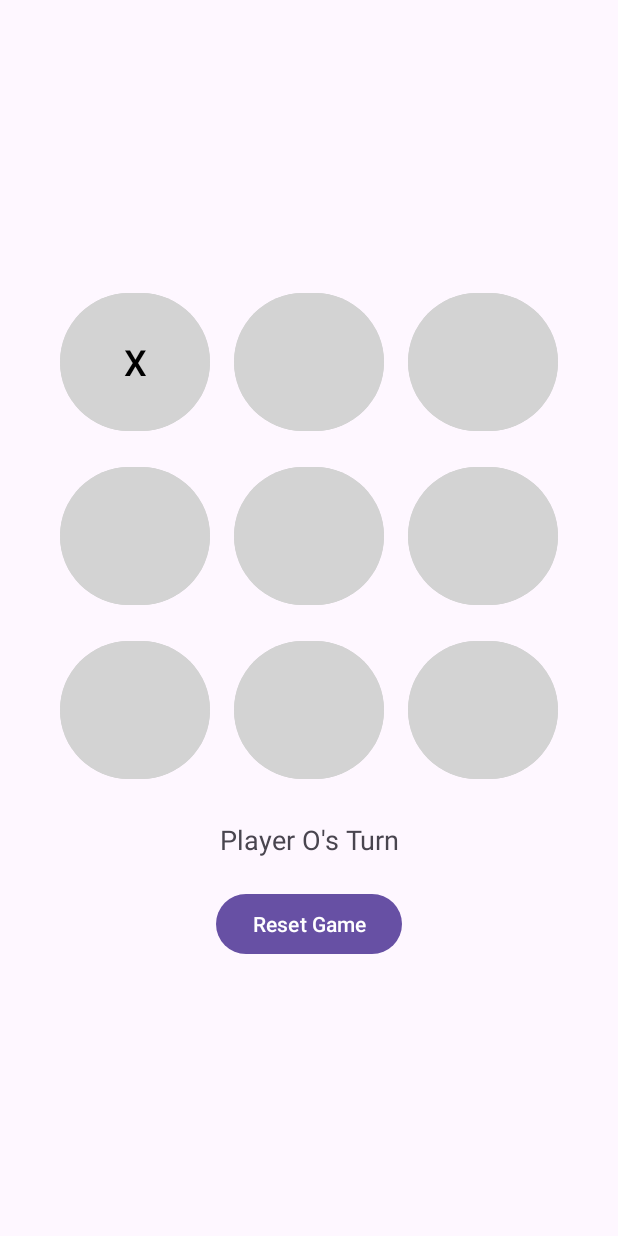
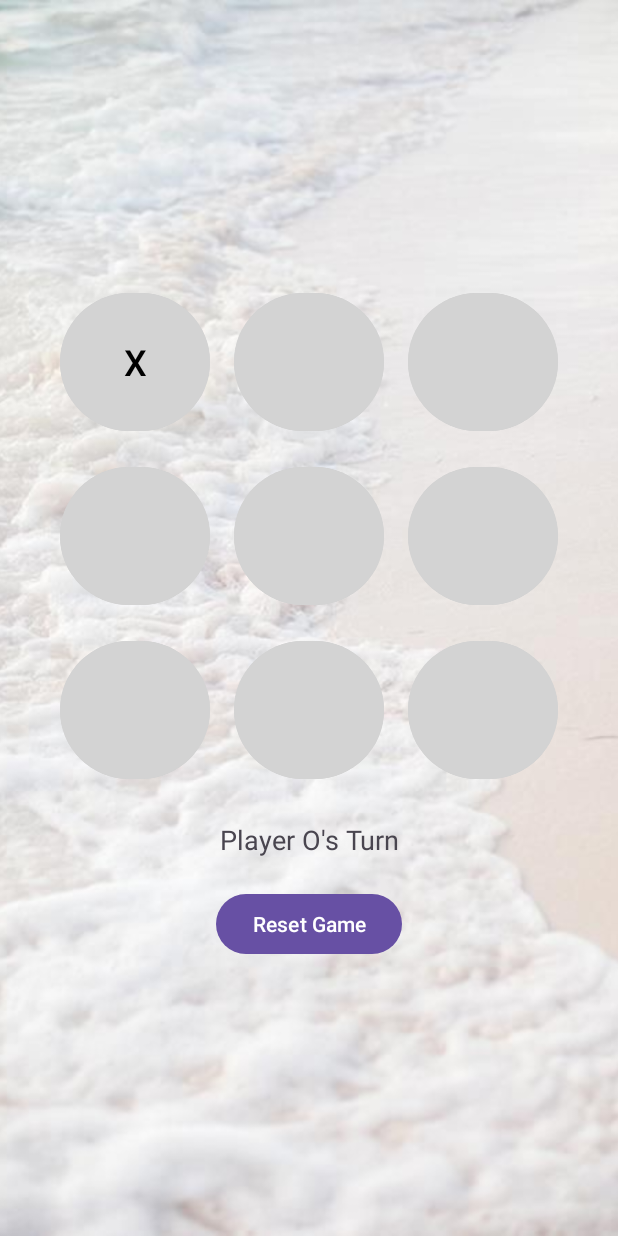
Before and after one commit to NYTCEE/Application-Software-Design-Lab-Project, an Android app: the GameStartActivity screen opened directly, with no data from a screen before it, after a tap on "Top left cell", on a phone screen of 412 x 824 dp. Run offline under Robolectric (Android 15) with nearby library versions, the phone set to English and light mode, and no system bars.

Commit message:
Fix for Music and Game Background

```diff
--- a/app/src/main/AndroidManifest.xml
+++ b/app/src/main/AndroidManifest.xml
@@ -24,6 +24,9 @@
         <activity android:name=".SettingsActivity" />
         <activity android:name=".AboutUsActivity" />
         <activity android:name=".GameStartActivity" />
+        <service
+            android:name=".MusicService"
+            android:exported="false" />
     </application>
 
 </manifest>
--- a/app/src/main/java/com/example/applicationsoftwaredesignlabproject/GameStartActivity.java
+++ b/app/src/main/java/com/example/applicationsoftwaredesignlabproject/GameStartActivity.java
@@ -1,33 +1,68 @@
 package com.example.applicationsoftwaredesignlabproject;
 
+import android.content.SharedPreferences;
 import android.os.Bundle;
-import android.view.View;
 import android.widget.Button;
 import android.widget.GridLayout;
+import android.widget.ImageView;
 import android.widget.TextView;
 
 import androidx.appcompat.app.AppCompatActivity;
 
 public class GameStartActivity extends AppCompatActivity {
 
-    private GridLayout gridLayout;
-    private TextView statusText;
-    private Button resetButton;
-    private Button[] buttons = new Button[9];
-    private String currentPlayer = "X";  // 当前玩家（X或O）
-    private boolean gameActive = true;  // 游戏是否继续
+    private GridLayout gridLayout;      // 游戏棋盘
+    private TextView statusText;        // 游戏状态显示
+    private Button resetButton;         // 重置按钮
+    private Button[] buttons = new Button[9]; // 每个格子的按钮
+    private String currentPlayer = "X"; // 当前玩家（X 或 O）
+    private boolean gameActive = true;  // 游戏是否进行中
+
+    private ImageView backgroundImage;  // 背景图片
 
     @Override
     protected void onCreate(Bundle savedInstanceState) {
         super.onCreate(savedInstanceState);
-        setContentView(R.layout.activity_game);  // 加载布局
+        setContentView(R.layout.activity_game); // 绑定游戏布局
 
-        // 初始化界面元素
+        // 获取从其他页面传递的暗黑模式参数
+        boolean darkMode = getIntent().getBooleanExtra("DarkMode", false);
+
+        // 初始化背景图片
+        backgroundImage = findViewById(R.id.backgroundImage);
+        updateBackgroundImage();
+        // 設定返回按鈕的點擊事件
+        Button backButton = findViewById(R.id.backButton);  // 新增的返回按鈕
+        backButton.setOnClickListener(v -> onBackPressed()); // 返回上一頁
+        // 初始化游戏控件
+        initializeGameViews();
+        setupGameButtons();
+    }
+
+    private void updateBackgroundImage() {
+        SharedPreferences preferences = getSharedPreferences("AppSettings", MODE_PRIVATE);
+        boolean darkMode = preferences.getBoolean("darkMode", false);
+
+        if (darkMode) {
+            backgroundImage.setImageResource(R.drawable.darkbackground_image);
+        } else {
+            backgroundImage.setImageResource(R.drawable.background_image);
+        }
+    }
+
+    // 初始化游戏控件
+    private void initializeGameViews() {
         gridLayout = findViewById(R.id.gridLayout);
         statusText = findViewById(R.id.statusText);
         resetButton = findViewById(R.id.resetButton);
 
-        // 初始化按钮
+        // 重置按钮点击事件
+        resetButton.setOnClickListener(v -> resetGame());
+    }
+
+    // 设置游戏格子的按钮事件
+    private void setupGameButtons() {
+        // 获取每个格子按钮的 ID
         buttons[0] = findViewById(R.id.button_00);
         buttons[1] = findViewById(R.id.button_01);
         buttons[2] = findViewById(R.id.button_02);
@@ -38,47 +73,31 @@ public class GameStartActivity extends AppCompatActivity {
         buttons[7] = findViewById(R.id.button_21);
         buttons[8] = findViewById(R.id.button_22);
 
-        // 设置按钮点击监听器
+        // 为每个按钮设置点击事件
         for (int i = 0; i < 9; i++) {
-            buttons[i].setText("");  // 清空按钮文本
-            buttons[i].setEnabled(true);  // 启用按钮
-            final int index = i;  // 使用 final 变量来传递给点击监听器
-            buttons[i].setOnClickListener(new View.OnClickListener() {
-                @Override
-                public void onClick(View v) {
-                    onButtonClick(index);
-                }
-            });
+            buttons[i].setText("");      // 清空按钮内容
+            buttons[i].setEnabled(true); // 启用按钮
+            final int index = i;         // 确保索引正确传递
+            buttons[i].setOnClickListener(v -> onButtonClick(index));
         }
-
-        // 重置按钮的点击事件
-        resetButton.setOnClickListener(new View.OnClickListener() {
-            @Override
-            public void onClick(View v) {
-                resetGame();
-            }
-        });
     }
 
-    // 处理按钮点击
+    // 处理格子点击事件
     private void onButtonClick(int index) {
-        if (!gameActive) {
-            // 游戏已经结束，不能继续操作
-            return;
-        }
+        if (!gameActive) return; // 如果游戏已结束，忽略点击
 
         Button clickedButton = buttons[index];
+        if (clickedButton.getText().toString().isEmpty()) {
+            clickedButton.setText(currentPlayer); // 设置当前玩家的标记
 
-        if (clickedButton.getText().toString().equals("")) {
-            clickedButton.setText(currentPlayer);  // 设置当前玩家的符号（X 或 O）
-            if (checkWin()) {
+            if (checkWin()) { // 判断是否胜利
                 statusText.setText("Player " + currentPlayer + " Wins!");
-                gameActive = false;  // 游戏结束
-            } else if (checkDraw()) {  // 检查是否平局
+                gameActive = false; // 停止游戏
+            } else if (checkDraw()) { // 判断是否平局
                 statusText.setText("It's a Draw!");
-                gameActive = false;  // 游戏结束
+                gameActive = false; // 停止游戏
             } else {
-                currentPlayer = (currentPlayer.equals("X")) ? "O" : "X";  // 切换玩家
+                currentPlayer = currentPlayer.equals("X") ? "O" : "X"; // 切换玩家
                 statusText.setText("Player " + currentPlayer + "'s Turn");
             }
         }
@@ -86,33 +105,30 @@ public class GameStartActivity extends AppCompatActivity {
 
     // 检查是否有玩家获胜
     private boolean checkWin() {
-        // 通过检查行、列和对角线来判断是否获胜
         String[][] board = new String[3][3];
         for (int i = 0; i < 9; i++) {
-            int row = i / 3;
-            int col = i % 3;
-            board[row][col] = buttons[i].getText().toString();
+            board[i / 3][i % 3] = buttons[i].getText().toString();
         }
 
         // 检查行
         for (int i = 0; i < 3; i++) {
-            if (board[i][0].equals(board[i][1]) && board[i][1].equals(board[i][2]) && !board[i][0].equals("")) {
+            if (!board[i][0].isEmpty() && board[i][0].equals(board[i][1]) && board[i][1].equals(board[i][2])) {
                 return true;
             }
         }
 
         // 检查列
         for (int i = 0; i < 3; i++) {
-            if (board[0][i].equals(board[1][i]) && board[1][i].equals(board[2][i]) && !board[0][i].equals("")) {
+            if (!board[0][i].isEmpty() && board[0][i].equals(board[1][i]) && board[1][i].equals(board[2][i])) {
                 return true;
             }
         }
 
         // 检查对角线
-        if (board[0][0].equals(board[1][1]) && board[1][1].equals(board[2][2]) && !board[0][0].equals("")) {
+        if (!board[0][0].isEmpty() && board[0][0].equals(board[1][1]) && board[1][1].equals(board[2][2])) {
             return true;
         }
-        if (board[0][2].equals(board[1][1]) && board[1][1].equals(board[2][0]) && !board[0][2].equals("")) {
+        if (!board[0][2].isEmpty() && board[0][2].equals(board[1][1]) && board[1][1].equals(board[2][0])) {
             return true;
         }
 
@@ -121,24 +137,24 @@ public class GameStartActivity extends AppCompatActivity {
 
     // 检查是否平局
     private boolean checkDraw() {
-        for (int i = 0; i < 9; i++) {
-            if (buttons[i].getText().toString().equals("")) {
-                return false;  // 如果还有空格，表示游戏未满
+        for (Button button : buttons) {
+            if (button.getText().toString().isEmpty()) {
+                return false; // 还有空格子，继续游戏
             }
         }
-        return true;  // 如果没有空格且没有人获胜，则是平局
+        return true; // 没有空格子且无人获胜，平局
     }
 
     // 重置游戏
     private void resetGame() {
-        currentPlayer = "X";  // 重置为玩家X
-        gameActive = true;  // 游戏继续
+        currentPlayer = "X";  // 重置为玩家 X
+        gameActive = true;    // 重启游戏
         statusText.setText("Player X's Turn");
 
-        // 清空按钮并启用它们
-        for (int i = 0; i < 9; i++) {
-            buttons[i].setText("");
-            buttons[i].setEnabled(true);
+        // 清空按钮并启用
+        for (Button button : buttons) {
+            button.setText("");
+            button.setEnabled(true);
         }
     }
 }
--- a/app/src/main/res/layout/activity_game.xml
+++ b/app/src/main/res/layout/activity_game.xml
@@ -1,5 +1,28 @@
 <?xml version="1.0" encoding="utf-8"?>
-<LinearLayout xmlns:android="http://schemas.android.com/apk/res/android"
+<FrameLayout xmlns:android="http://schemas.android.com/apk/res/android"
+    android:layout_width="match_parent"
+    android:layout_height="match_parent">
+
+    <Button
+        android:id="@+id/backButton"
+        android:layout_width="wrap_content"
+        android:layout_height="wrap_content"
+        android:text="Back"
+        android:textColor="#000000"
+        android:textSize="18sp"
+        android:layout_marginTop="16dp"
+        android:layout_marginStart="16dp" />
+
+    <!-- 背景圖片 -->
+    <ImageView
+        android:id="@+id/backgroundImage"
+        android:layout_width="match_parent"
+        android:layout_height="match_parent"
+        android:scaleType="centerCrop"
+        android:src="@drawable/background_selector" />
+
+    <!-- 井字棋界面 -->
+    <LinearLayout
         android:layout_width="match_parent"
         android:layout_height="match_parent"
         android:orientation="vertical"
@@ -62,7 +85,7 @@
             android:text="Player X's Turn"
             android:textSize="18sp"
             android:gravity="center"
-        android:paddingTop="16dp"/>
+            android:paddingTop="16dp" />
 
         <!-- 重置按钮 -->
         <Button
@@ -70,6 +93,7 @@
             android:layout_width="wrap_content"
             android:layout_height="wrap_content"
             android:text="Reset Game"
-        android:layout_marginTop="20dp"/>
+            android:layout_marginTop="20dp" />
 
     </LinearLayout>
+</FrameLayout>
```
Also changed, not shown: app/src/main/java/com/example/applicationsoftwaredesignlabproject/MainActivity.java (+21 -20 lines), app/src/main/java/com/example/applicationsoftwaredesignlabproject/MusicService.java (+38 -1 lines). Lines whose indentation alone changed are shown as unchanged.
